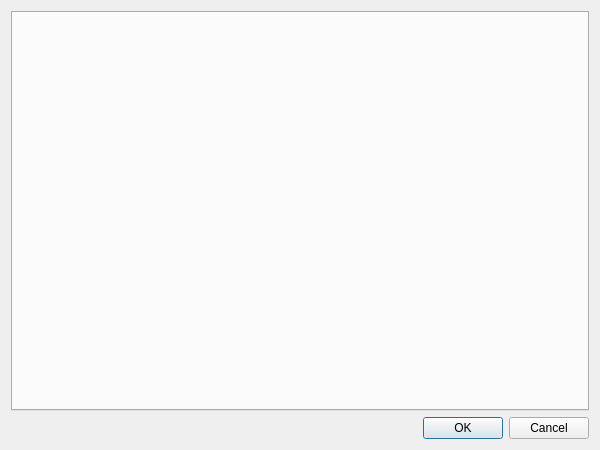
Before: the Qt Designer form Plugins/SftpServer/DlgSettingsSftpServer.ui in KangLin/RabbitRemoteControl, drawn with Qt 5.
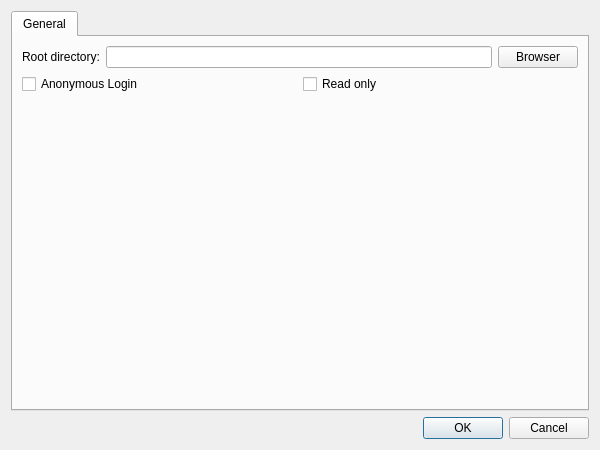
After: the same form once the commit is applied.

Commit message: Plugin: modify server parameter ui

```diff
--- a/Plugins/SftpServer/DlgSettingsSftpServer.ui
+++ b/Plugins/SftpServer/DlgSettingsSftpServer.ui
@@ -14,6 +14,69 @@
    <string>Dialog</string>
   </property>
   <layout class="QGridLayout" name="gridLayout">
+   <item row="0" column="0">
+    <widget class="QTabWidget" name="wContain">
+     <widget class="QWidget" name="General">
+      <attribute name="title">
+       <string>General</string>
+      </attribute>
+      <layout class="QGridLayout" name="gridLayout_2">
+       <item row="1" column="0">
+        <layout class="QHBoxLayout" name="horizontalLayout_4">
+         <item>
+          <widget class="QCheckBox" name="cbAnonymousLogin">
+           <property name="text">
+            <string>Anonymous Login</string>
+           </property>
+          </widget>
+         </item>
+         <item>
+          <widget class="QCheckBox" name="cbReadOnly">
+           <property name="text">
+            <string>Read only</string>
+           </property>
+          </widget>
+         </item>
+        </layout>
+       </item>
+       <item row="0" column="0">
+        <layout class="QHBoxLayout" name="horizontalLayout_3">
+         <item>
+          <widget class="QLabel" name="label_8">
+           <property name="text">
+            <string>Root directory:</string>
+           </property>
+          </widget>
+         </item>
+         <item>
+          <widget class="QLineEdit" name="leRoot"/>
+         </item>
+         <item>
+          <widget class="QPushButton" name="pbRoot">
+           <property name="text">
+            <string>Browser</string>
+           </property>
+          </widget>
+         </item>
+        </layout>
+       </item>
+       <item row="2" column="0">
+        <spacer name="verticalSpacer">
+         <property name="orientation">
+          <enum>Qt::Orientation::Vertical</enum>
+         </property>
+         <property name="sizeHint" stdset="0">
+          <size>
+           <width>20</width>
+           <height>40</height>
+          </size>
+         </property>
+        </spacer>
+       </item>
+      </layout>
+     </widget>
+    </widget>
+   </item>
    <item row="1" column="0">
     <widget class="QDialogButtonBox" name="buttonBox">
      <property name="orientation">
@@ -24,9 +87,6 @@
      </property>
     </widget>
    </item>
-   <item row="0" column="0">
-    <widget class="QTabWidget" name="tabWidget"/>
-   </item>
   </layout>
  </widget>
  <resources/>
```
The commit also changes 11 other files.
